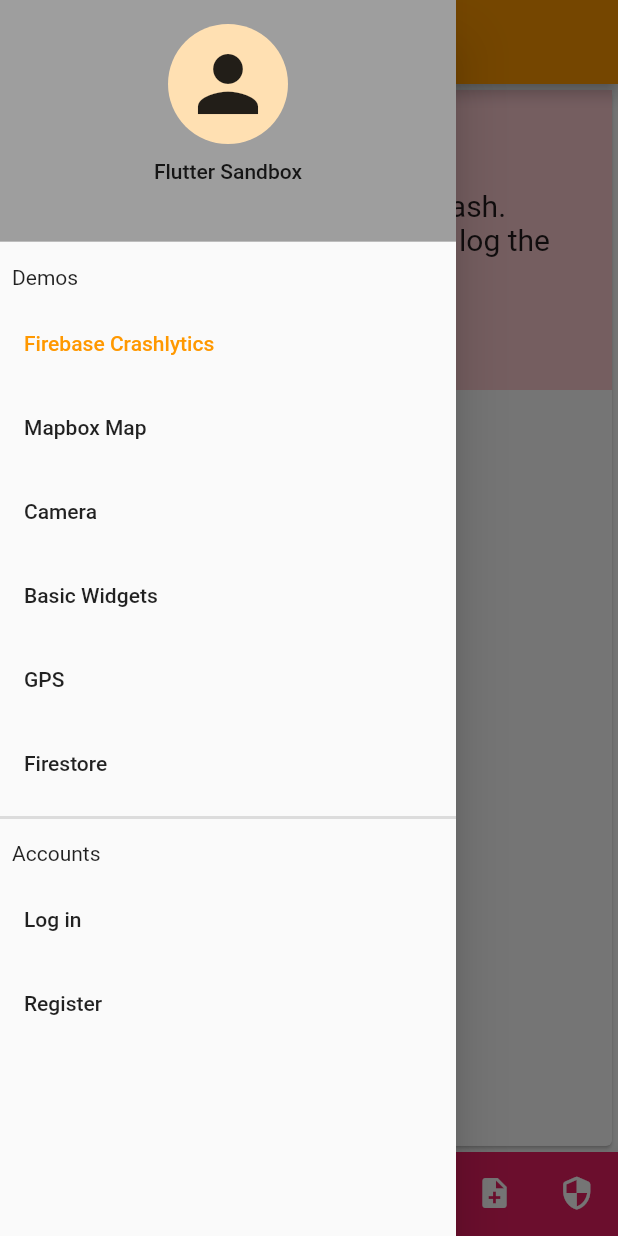
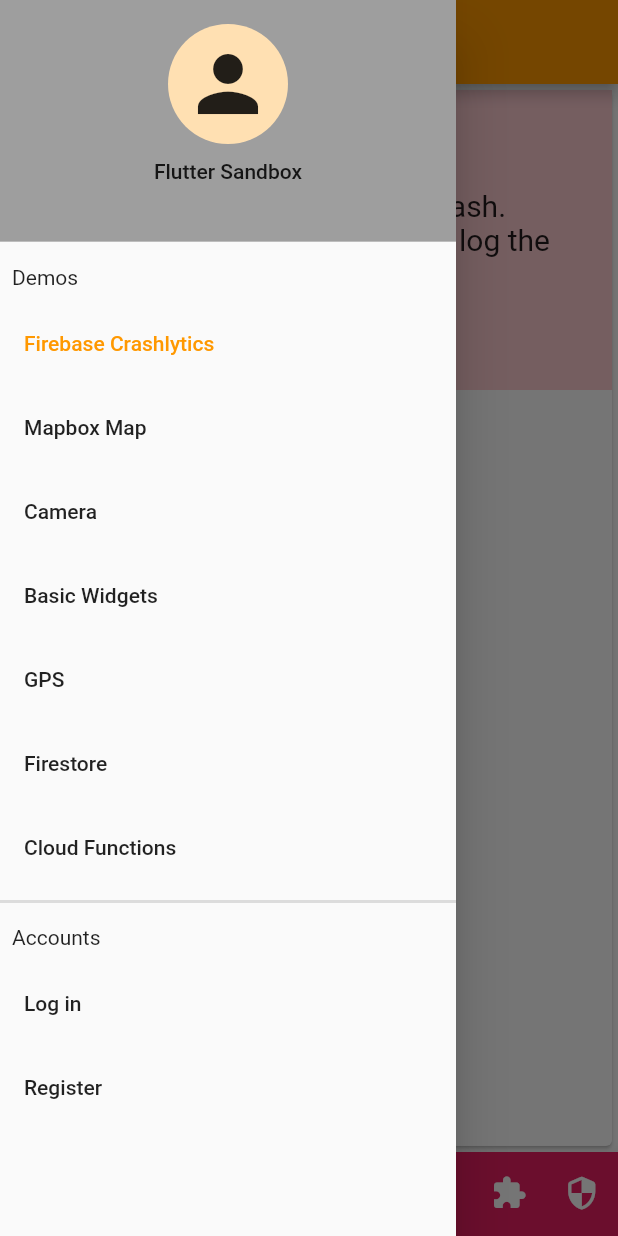
Before and after one commit to mysticeti/flutter_sandbox, a Flutter app: the screen it shows after launch, with the side drawer open, on a phone screen of 412 x 824 dp. Run offline on Flutter 3.47's test engine with Material 2 defaults, Android fonts, the phone set to English and light mode, and no system bars; our stand-ins replace camera, cloud_firestore, cloud_functions, date_format, firebase_auth, firebase_core and 4 more; missing offline and left inert: mapbox_gl; accounts and stored records are empty.

Commit message:
Added cloud functions demo with raw geoJSON text (#57)

```diff
--- a/lib/firebase_auth/firebase_auth_login_page.dart
+++ b/lib/firebase_auth/firebase_auth_login_page.dart
@@ -129,7 +129,6 @@
                         );
                       }
                     } else {
-                      print('entered');
                       await showErrorAlertDialog(
                         context: context,
                         titleText: 'Uh Oh!',
--- a/lib/home_page.dart
+++ b/lib/home_page.dart
@@ -7,6 +7,7 @@
 import 'package:flutter_sandbox/firebase_auth/firebase_auth_register_page.dart';
 import 'package:flutter_sandbox/firebase_crashlytics/firebase_crashlytics_page.dart';
 import 'package:flutter_sandbox/firebase_firestore/firestore_page.dart';
+import 'package:flutter_sandbox/firebase_functions/firebase_functions_page.dart';
 import 'package:flutter_sandbox/gps/gps_page.dart';
 import 'package:flutter_sandbox/mapbox/mapbox_page.dart';
 import 'package:flutter_sandbox/pageNavigatorCustom.dart';
@@ -67,9 +68,12 @@
             _title = 'Firestore';
             break;
           case 6:
+            _title = 'Cloud Functions';
+            break;
+          case 7:
             _title = 'Login';
             break;
-          case 7:
+          case 8:
             _title = 'Register';
             break;
           default:
@@ -86,6 +90,7 @@
       BasicWidgetsPage(),
       GPSPage(),
       FirestorePage(),
+      FirebaseFunctionsPage(),
       // always add new screen above this comment so that auth remains the last two items.
       FirebaseAuthLoginPage(),
       FirebaseAuthRegistrationPage(),
@@ -121,6 +126,11 @@
         BottomNavigationBarItem(
           icon: Icon(Icons.note_add),
           label: 'Firestore',
+          backgroundColor: Colors.pink,
+        ),
+        BottomNavigationBarItem(
+          icon: Icon(Icons.extension_rounded),
+          label: 'Extra',
           backgroundColor: Colors.pink,
         ),
         BottomNavigationBarItem(
@@ -257,6 +267,17 @@
           Navigator.pop(context);
         },
       ),
+      ListTile(
+        selected: _pageNavigator.getCurrentPageIndex == 6,
+        title: Text('Cloud Functions'),
+        onTap: () {
+          if (_pageNavigator.getCurrentPageIndex != 6) {
+            _pageController
+                .jumpToPage(_pageNavigator.getPageIndex('Cloud Functions'));
+          }
+          Navigator.pop(context);
+        },
+      ),
       Divider(
         thickness: 2,
       ),
--- a/lib/pageNavigatorCustom.dart
+++ b/lib/pageNavigatorCustom.dart
@@ -11,8 +11,9 @@
     "BasicWidgets": 3,
     "GPS": 4,
     "Firestore": 5,
-    "FirebaseAuthLogin": 6,
-    "FirebaseAuthRegister": 7,
+    "Cloud Functions": 6,
+    "FirebaseAuthLogin": 7,
+    "FirebaseAuthRegister": 8,
   };
   int fromIndex;
 
--- a/pubspec.yaml
+++ b/pubspec.yaml
@@ -33,6 +33,7 @@
   firebase_auth: ^1.0.1
   firebase_crashlytics: ^1.0.0
   cloud_firestore: ^1.0.4
+  cloud_functions: ^1.0.3
   modal_progress_hud: ^0.1.3
   provider: ^5.0.0
   camera: ^0.8.1
@@ -40,7 +41,6 @@
   path_provider: ^2.0.1
   date_format: ^2.0.2
   geolocator: ^7.0.1
-
 
 dev_dependencies:
   flutter_test:
```
Also changed, not shown: lib/firebase_functions/firebase_functions_page.dart (added, +110 -0 lines), pubspec.lock, 1 other file.
